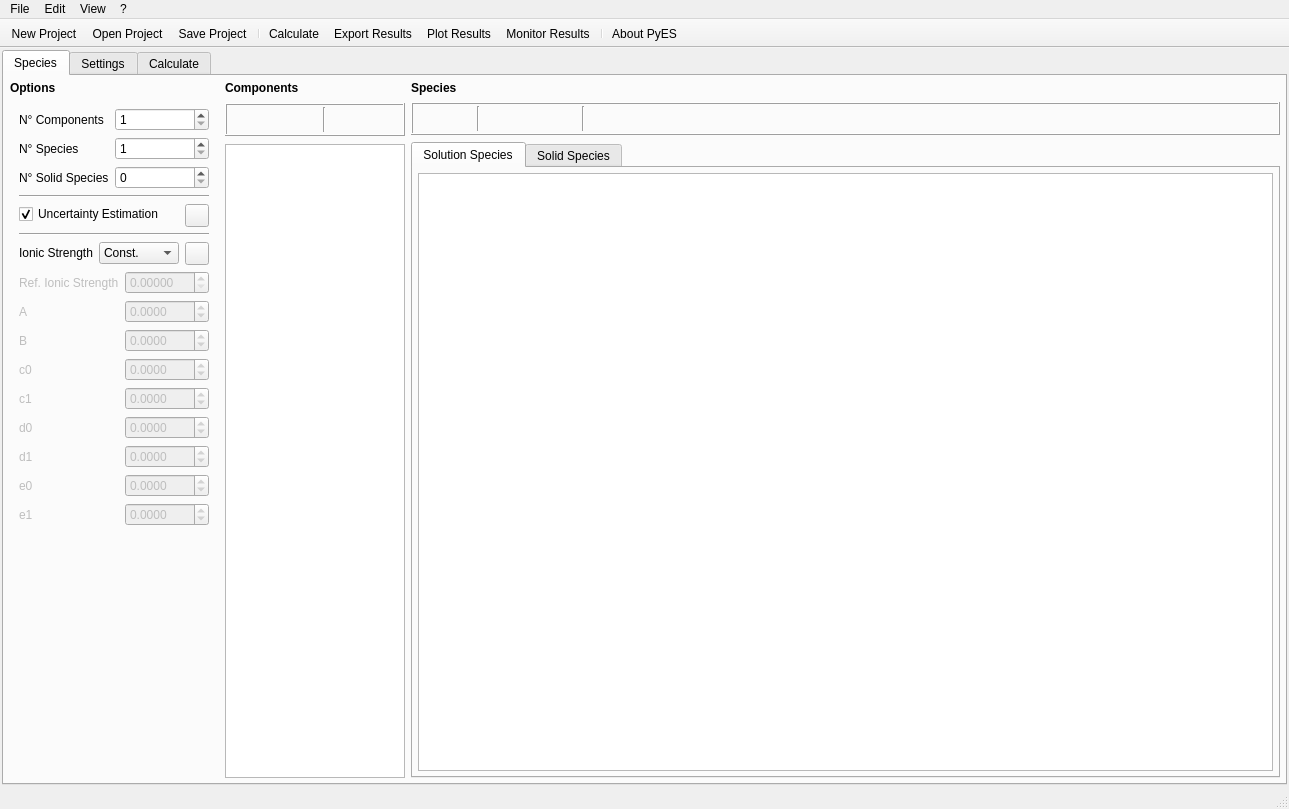
Qt form src/main/python/pyes/ui/PyES_main.ui (PyES-software/PyES) before a commit.
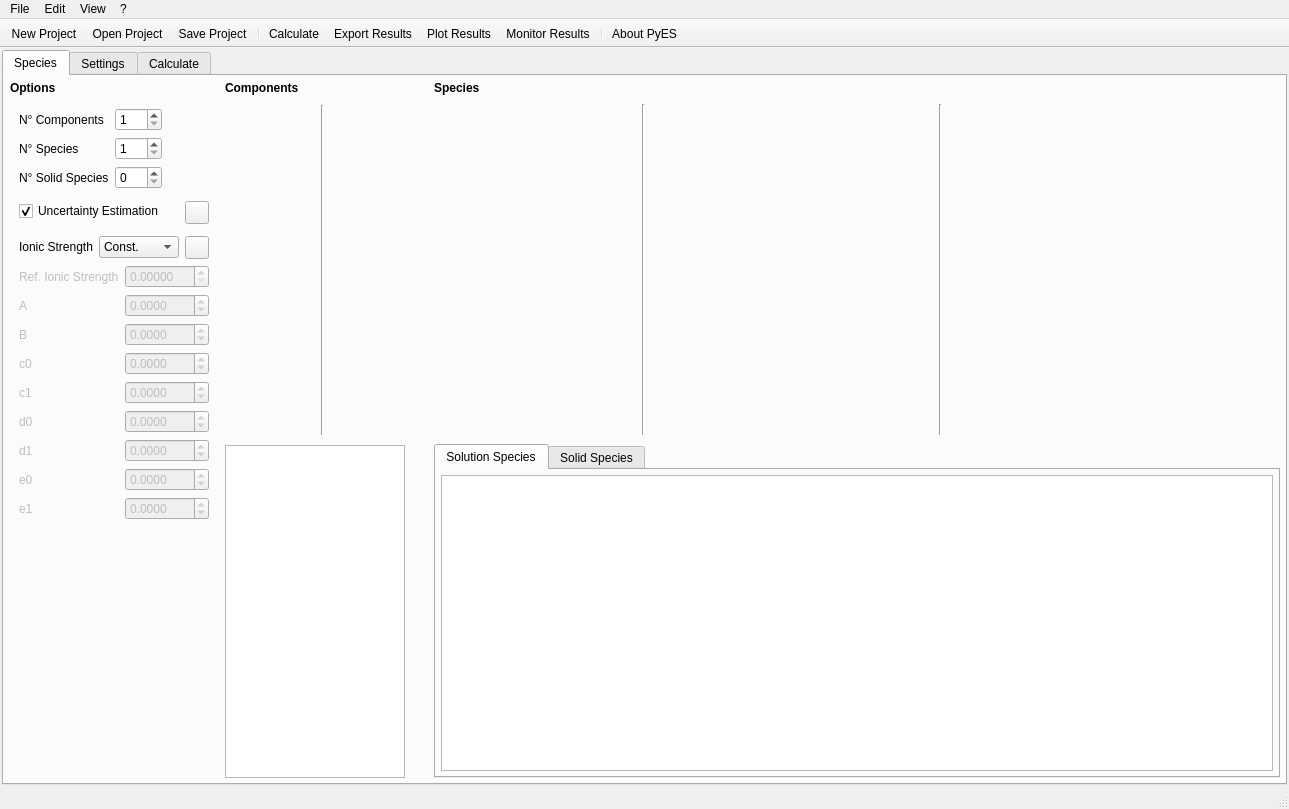
The same form after that commit. The open tabs and pages were chosen to show the change. Icons and pictures are not drawn. Custom widgets are drawn as their Qt base class.

Commit message: automate gui compilation

Diff of the .ui file:
```diff
--- a/src/main/python/pyes/ui/PyES_main.ui
+++ b/src/main/python/pyes/ui/PyES_main.ui
@@ -129,10 +129,10 @@
              </property>
              <layout class="QFormLayout" name="formLayout_3">
               <property name="sizeConstraint">
-               <enum>QLayout::SizeConstraint::SetFixedSize</enum>
+               <enum>QLayout::SetDefaultConstraint</enum>
               </property>
               <property name="fieldGrowthPolicy">
-               <enum>QFormLayout::FieldGrowthPolicy::AllNonFixedFieldsGrow</enum>
+               <enum>QFormLayout::FieldsStayAtSizeHint</enum>
               </property>
               <property name="topMargin">
                <number>5</number>
@@ -242,14 +242,14 @@
               <item row="3" column="0" colspan="2">
                <widget class="Line" name="line_7">
                 <property name="orientation">
-                 <enum>Qt::Orientation::Horizontal</enum>
+                 <enum>Qt::Vertical</enum>
                 </property>
                </widget>
               </item>
               <item row="8" column="0" colspan="2">
                <widget class="Line" name="line">
                 <property name="orientation">
-                 <enum>Qt::Orientation::Horizontal</enum>
+                 <enum>Qt::Vertical</enum>
                 </property>
                </widget>
               </item>
@@ -309,7 +309,7 @@
                 <item row="1" column="0" colspan="3">
                  <layout class="QFormLayout" name="formLayout_7">
                   <property name="sizeConstraint">
-                   <enum>QLayout::SizeConstraint::SetMinimumSize</enum>
+                   <enum>QLayout::SetDefaultConstraint</enum>
                   </property>
                   <item row="0" column="0">
                    <widget class="QLabel" name="refIonicStr_label">
@@ -634,9 +634,6 @@
            </item>
            <item>
             <spacer name="verticalSpacer_2">
-             <property name="orientation">
-              <enum>Qt::Orientation::Vertical</enum>
-             </property>
              <property name="sizeHint" stdset="0">
               <size>
                <width>20</width>
@@ -694,10 +691,7 @@
               </sizepolicy>
              </property>
              <property name="frameShape">
-              <enum>QFrame::Shape::Box</enum>
-             </property>
-             <property name="frameShadow">
-              <enum>QFrame::Shadow::Raised</enum>
+              <enum>QFrame::NoFrame</enum>
              </property>
              <layout class="QHBoxLayout" name="horizontalLayout_8">
               <property name="leftMargin">
@@ -857,9 +851,6 @@
               </item>
               <item>
                <spacer name="horizontalSpacer_2">
-                <property name="orientation">
-                 <enum>Qt::Orientation::Horizontal</enum>
-                </property>
                 <property name="sizeHint" stdset="0">
                  <size>
                   <width>40</width>
@@ -901,7 +892,7 @@
               <enum>QAbstractItemView::SelectionBehavior::SelectRows</enum>
              </property>
              <property name="textElideMode">
-              <enum>Qt::TextElideMode::ElideNone</enum>
+              <enum>Qt::ElideLeft</enum>
              </property>
              <attribute name="verticalHeaderVisible">
               <bool>false</bool>
@@ -951,10 +942,7 @@
               </sizepolicy>
              </property>
              <property name="frameShape">
-              <enum>QFrame::Shape::Box</enum>
-             </property>
-             <property name="frameShadow">
-              <enum>QFrame::Shadow::Raised</enum>
+              <enum>QFrame::NoFrame</enum>
              </property>
              <layout class="QHBoxLayout" name="horizontalLayout_4">
               <property name="leftMargin">
@@ -1170,9 +1158,6 @@
               </item>
               <item>
                <spacer name="horizontalSpacer">
-                <property name="orientation">
-                 <enum>Qt::Orientation::Horizontal</enum>
-                </property>
                 <property name="sizeHint" stdset="0">
                  <size>
                   <width>40</width>
@@ -1260,7 +1245,7 @@
                   <enum>QAbstractItemView::SelectionBehavior::SelectRows</enum>
                  </property>
                  <property name="textElideMode">
-                  <enum>Qt::TextElideMode::ElideNone</enum>
+                  <enum>Qt::ElideLeft</enum>
                  </property>
                  <attribute name="horizontalHeaderCascadingSectionResizes">
                   <bool>true</bool>
```
Left out of the diff: 78 changed lines with no effect on the pictures. The commit also changes 2 other files.
